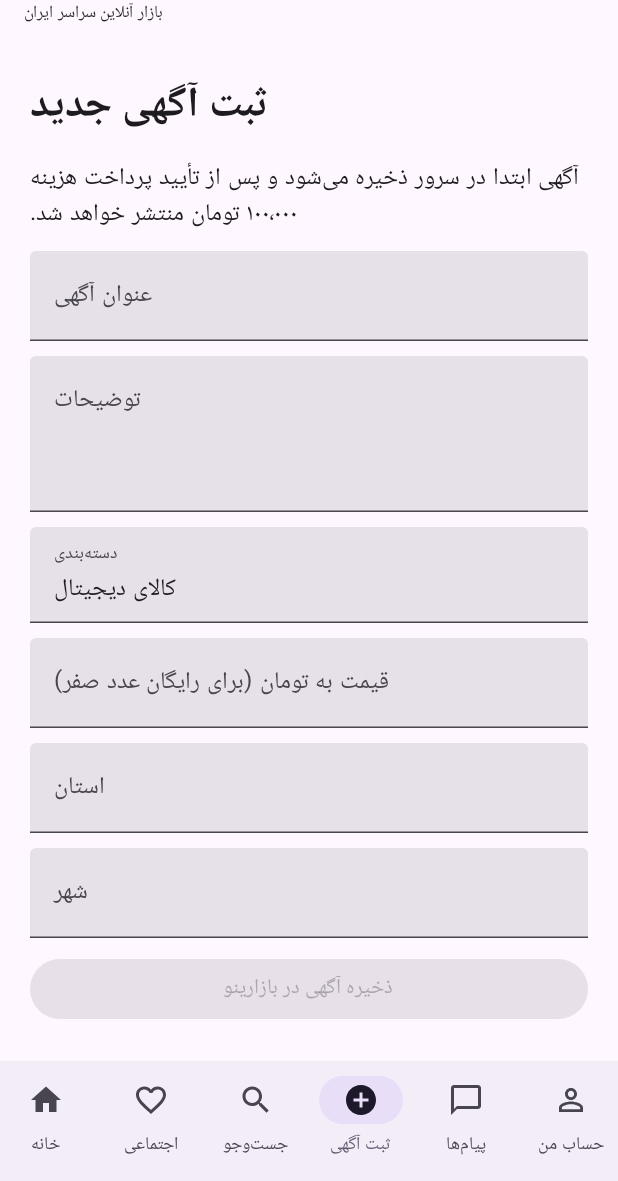
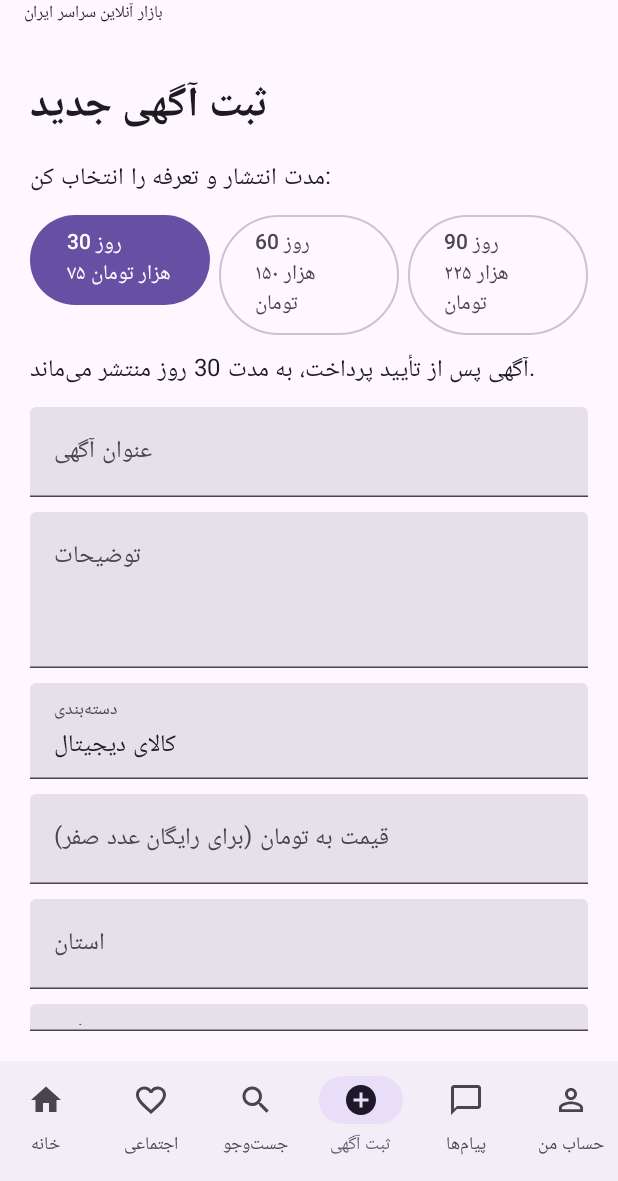
Before and after one commit to ajami6657-max/BAZINOX, an Android app built with Jetpack Compose: the screen it shows after launch (MainActivity), item 4 of the bottom bar chosen, on a phone screen of 412 x 824 dp, the part 55-1236 px from its top. Run offline under Robolectric (Android 15) with nearby library versions, the phone set to English and light mode, and no system bars.

Commit message:
Add 30 60 and 90 day listing plans

```diff
--- a/app/src/main/java/com/bazinox/app/MainActivity.kt
+++ b/app/src/main/java/com/bazinox/app/MainActivity.kt
@@ -263,6 +263,7 @@ private fun PaidListingScreen(modifier: Modifier = Modifier) {
     var price by remember { mutableStateOf("") }
     var province by remember { mutableStateOf("") }
     var city by remember { mutableStateOf("") }
+    var planDays by remember { mutableIntStateOf(30) }
     var busy by remember { mutableStateOf(false) }
     var message by remember { mutableStateOf("") }
 
@@ -271,7 +272,18 @@ private fun PaidListingScreen(modifier: Modifier = Modifier) {
         verticalArrangement = Arrangement.spacedBy(10.dp)
     ) {
         Text("ثبت آگهی جدید", style = MaterialTheme.typography.headlineMedium, fontWeight = FontWeight.Bold)
-        Text("آگهی ابتدا در سرور ذخیره می‌شود و پس از تأیید پرداخت هزینه ۱۰۰٬۰۰۰ تومان منتشر خواهد شد.")
+        Text("مدت انتشار و تعرفه را انتخاب کن:")
+        Row(Modifier.fillMaxWidth(), horizontalArrangement = Arrangement.spacedBy(6.dp)) {
+            listOf(30, 60, 90).forEach { days ->
+                val fee = when (days) { 30 -> "۷۵ هزار"; 60 -> "۱۵۰ هزار"; else -> "۲۲۵ هزار" }
+                if (planDays == days) {
+                    Button(onClick = { planDays = days }, modifier = Modifier.weight(1f)) { Text("$days روز\n$fee تومان") }
+                } else {
+                    OutlinedButton(onClick = { planDays = days }, modifier = Modifier.weight(1f)) { Text("$days روز\n$fee تومان") }
+                }
+            }
+        }
+        Text("آگهی پس از تأیید پرداخت، به مدت $planDays روز منتشر می‌ماند.")
         TextField(value = title, onValueChange = { title = it }, modifier = Modifier.fillMaxWidth(), label = { Text("عنوان آگهی") }, singleLine = true)
         TextField(value = description, onValueChange = { description = it }, modifier = Modifier.fillMaxWidth(), label = { Text("توضیحات") }, minLines = 3)
         TextField(value = category, onValueChange = { category = it }, modifier = Modifier.fillMaxWidth(), label = { Text("دسته‌بندی") }, singleLine = true)
@@ -297,6 +309,7 @@ private fun PaidListingScreen(modifier: Modifier = Modifier) {
                                 description = description,
                                 categorySlug = category.trim().lowercase().replace(" ", "-"),
                                 priceToman = amount,
+                                planDays = planDays,
                                 province = province,
                                 city = city
                             )
@@ -319,7 +332,7 @@ private fun PaidListingScreen(modifier: Modifier = Modifier) {
             Text(message, color = if (message.contains("موفقیت")) MaterialTheme.colorScheme.primary else MaterialTheme.colorScheme.error)
         }
         Text(
-            "وضعیت فعلی: ذخیره با وضعیت «در انتظار پرداخت». درگاه پرداخت هنوز وصل نیست؛ این مرحله هیچ پولی دریافت نمی‌کند و آگهی را عمومی منتشر نمی‌کند.",
+            "وضعیت فعلی: آگهی با پلن انتخابی ذخیره می‌شود و در انتظار پرداخت می‌ماند. درگاه پرداخت هنوز وصل نیست؛ هیچ پولی دریافت نمی‌شود و آگهی تا تأیید پرداخت عمومی نخواهد شد.",
             style = MaterialTheme.typography.bodySmall,
             color = MaterialTheme.colorScheme.error
         )
```
